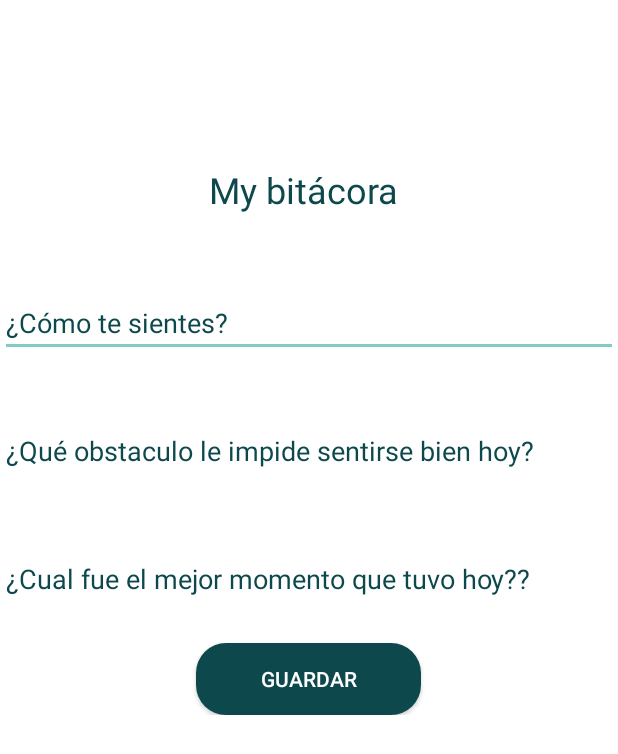
After one commit to NellyQuino/MovilApp, an Android app: the layout fragment_bitacora.xml on its own in the app's theme, with its tools: preview values and no code run, on a phone screen of 412 x 824 dp. The commit adds this screen. Shown: the top 754 px of the screen. Run offline under Robolectric (Android 15) with nearby library versions, the phone set to English and light mode, and no system bars.

Commit message:
Mi bitacora diseño

```diff
--- /dev/null
+++ b/app/src/main/res/layout/fragment_bitacora.xml
@@ -0,0 +1,71 @@
+<?xml version="1.0" encoding="utf-8"?>
+<FrameLayout xmlns:android="http://schemas.android.com/apk/res/android"
+    xmlns:app="http://schemas.android.com/apk/res-auto"
+    xmlns:tools="http://schemas.android.com/tools"
+    android:layout_width="match_parent"
+    android:layout_height="match_parent"
+    android:background="@color/white"
+    android:orientation="vertical"
+    tools:context=".PrincipalActivity">
+    <LinearLayout
+        android:layout_width="match_parent"
+        android:layout_height="wrap_content"
+        android:orientation="vertical"
+        android:gravity="center">
+        <LinearLayout
+            android:layout_width="match_parent"
+            android:layout_height="wrap_content"
+            android:orientation="vertical"
+            >
+
+            <TextView
+                android:layout_width="wrap_content"
+                android:textSize="24dp"
+                android:layout_margin="10dp"
+                android:layout_height="wrap_content"
+                android:layout_gravity="center_horizontal"
+                android:text="My bitácora "
+                android:textColor="@color/green_2"
+                android:paddingTop="100dp"/>
+            <EditText
+                android:id="@+id/txt_qna1"
+                android:layout_width="match_parent"
+                android:layout_height="wrap_content"
+                android:hint="¿Cómo te sientes?"
+                android:textColorHint="@color/green_2"
+                android:ems="10"
+                android:inputType="textPersonName"
+                android:paddingTop="50dp"/>
+            <EditText
+                android:id="@+id/txt_qna2"
+                android:layout_width="match_parent"
+                android:layout_height="wrap_content"
+                android:hint="¿Qué obstaculo le impide sentirse bien hoy?"
+                android:textColorHint="@color/green_2"
+                android:ems="10"
+                android:inputType="textPersonName"
+                android:paddingTop="50dp"/>
+            <EditText
+                android:id="@+id/txt_qna3"
+                android:layout_width="match_parent"
+                android:layout_height="wrap_content"
+                android:hint="¿Cual fue el mejor momento
+que tuvo hoy??"
+                android:textColorHint="@color/green_2"
+                android:ems="10"
+                android:inputType="textPersonName"
+                android:paddingTop="50dp" />
+
+        </LinearLayout>
+
+        <androidx.appcompat.widget.AppCompatButton
+            android:id="@+id/bttn_save"
+            android:layout_width="150dp"
+            android:layout_height="wrap_content"
+            android:layout_marginHorizontal="30dp"
+            android:text="Guardar"
+            android:background="@drawable/button_rounded"
+            android:layout_gravity="center_horizontal"
+            android:layout_marginTop="20dp" />
+    </LinearLayout>
+</FrameLayout>
--- a/app/src/main/res/layout/fragment_home.xml
+++ b/app/src/main/res/layout/fragment_home.xml
@@ -19,6 +19,8 @@
         android:textSize="20sp"
         app:layout_constraintBottom_toBottomOf="parent"
         app:layout_constraintEnd_toEndOf="parent"
+        app:layout_constraintHorizontal_bias="1.0"
         app:layout_constraintStart_toStartOf="parent"
-        app:layout_constraintTop_toTopOf="parent" />
+        app:layout_constraintTop_toTopOf="parent"
+        app:layout_constraintVertical_bias="0.478" />
 </androidx.constraintlayout.widget.ConstraintLayout>
--- a/app/src/main/res/navigation/mobile_navigation.xml
+++ b/app/src/main/res/navigation/mobile_navigation.xml
@@ -15,7 +15,7 @@
         android:id="@+id/navigation_dashboard"
         android:name="com.example.myapplication.ui.dashboard.DashboardFragment"
         android:label="@string/title_bitacora"
-        tools:layout="@layout/fragment_dashboard" />
+        tools:layout="@layout/fragment_bitacora" />
 
     <fragment
         android:id="@+id/navigation_notifications"
--- a/app/src/main/res/values/colors.xml
+++ b/app/src/main/res/values/colors.xml
@@ -7,4 +7,7 @@
     <color name="teal_700">#FF018786</color>
     <color name="black">#FF000000</color>
     <color name="white">#FFFFFFFF</color>
+    <color name="green">#668974</color>
+    <color name="green_2">#0D484D</color>
+
 </resources>
--- a/app/src/main/res/values/styles.xml
+++ b/app/src/main/res/values/styles.xml
@@ -14,4 +14,5 @@
         <item name="android:windowExitAnimation">@android:anim/fade_out</item>
     </style>
 
+
 </resources>
```
Also changed, not shown: app/src/main/res/drawable/background.xml (added, +13 -0 lines), app/src/main/res/layout/fragment_dashboard.xml (deleted, +0 -24 lines), app/src/main/res/layout/splash_sreen.xml (added, +21 -0 lines).
